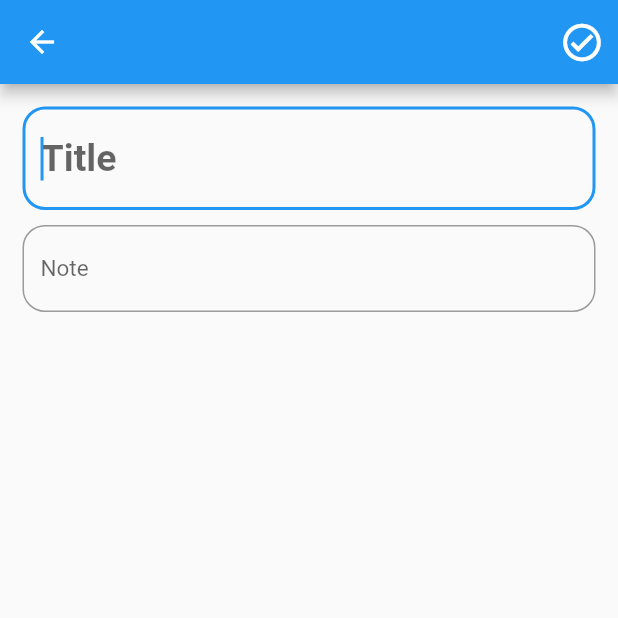
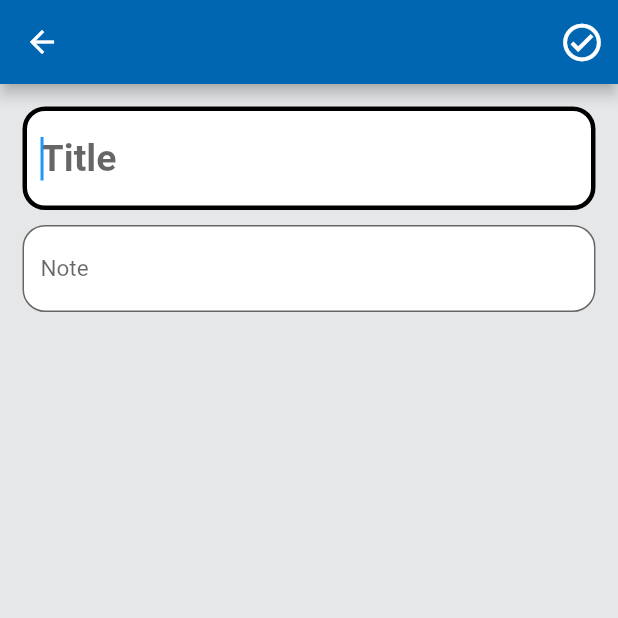
Before and after one commit to srijanishere/Notes_App, a Flutter app: the AddNewNote screen opened directly, on a phone screen of 412 x 824 dp, the top half of it. Run offline on Flutter 3.47's test engine with Material 2 defaults, Android fonts, the phone set to English and light mode, and no system bars; our stand-ins replace loading_animation_widget; network calls fail.

Commit message:
Updated the color theme

```diff
--- a/Frontend/notes_app/lib/pages/add_new_note.dart
+++ b/Frontend/notes_app/lib/pages/add_new_note.dart
@@ -53,7 +53,9 @@ class _AddNewNoteState extends State<AddNewNote> {
   @override
   Widget build(BuildContext context) {
     return Scaffold(
+      backgroundColor: Color(0xFFE6E7E9),
       appBar: AppBar(
+        backgroundColor: Color(0xff0166B1),
         actions: [
           IconButton(
             onPressed: () {
@@ -89,13 +91,23 @@ class _AddNewNoteState extends State<AddNewNote> {
                   fontWeight: FontWeight.bold,
                 ),
                 decoration: InputDecoration(
+                  filled: true,
+                  fillColor: Colors.white,
                   hintText: "Title",
+                  focusedBorder: OutlineInputBorder(
+                    borderSide: const BorderSide(
+                        style: BorderStyle.solid,
+                        color: Colors.black,
+                        width: 3),
+                    borderRadius: BorderRadius.circular(15),
+                  ),
                   // filled: true,
                   // fillColor: Color(0xffc0d59e),
                   border: OutlineInputBorder(
                     borderSide: const BorderSide(
-                      style: BorderStyle.solid,
-                    ),
+                        style: BorderStyle.solid,
+                        color: Colors.black,
+                        width: 3),
                     borderRadius: BorderRadius.circular(15),
                   ),
                 ),
@@ -112,11 +124,20 @@ class _AddNewNoteState extends State<AddNewNote> {
                     fontSize: 15.0,
                   ),
                   decoration: InputDecoration(
+                    filled: true,
+                    fillColor: Colors.white,
                     hintText: "Note",
                     // filled: true,
                     // fillColor: Color(0xffc0d59e),
                     border: OutlineInputBorder(
                       borderSide: const BorderSide(style: BorderStyle.solid),
+                      borderRadius: BorderRadius.circular(15),
+                    ),
+                    focusedBorder: OutlineInputBorder(
+                      borderSide: const BorderSide(
+                          style: BorderStyle.solid,
+                          color: Colors.black,
+                          width: 3),
                       borderRadius: BorderRadius.circular(15),
                     ),
                   ),
```
Also changed, not shown: Frontend/notes_app/lib/pages/home_page.dart (+16 -13 lines).
